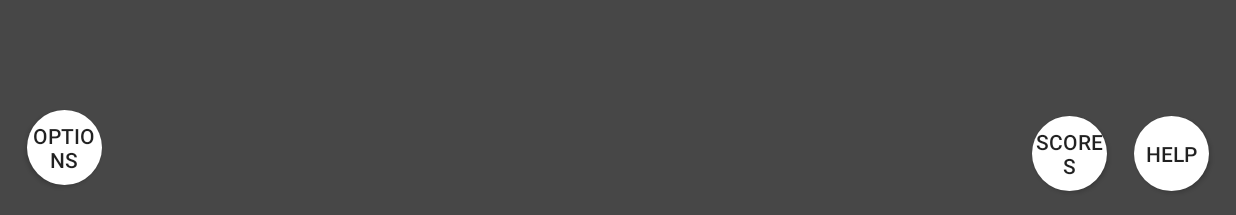
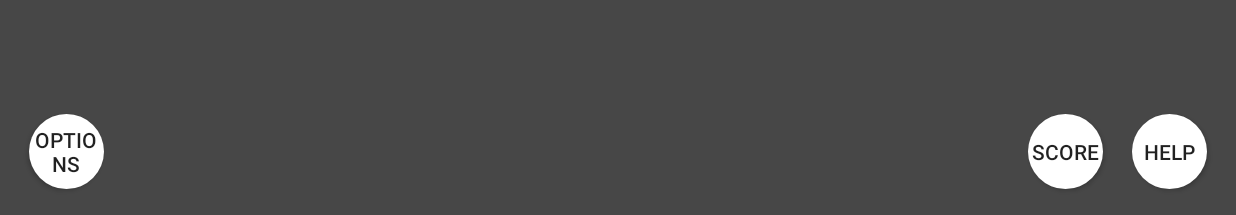
Before and after one commit to Mar25zgav/android-game-exodus, an Android app: the MainMenuActivity screen opened directly, with no data from a screen before it, on a phone screen of 824 x 412 dp (held sideways). Shown: the part 400-615 px from the top of the screen. Run offline under Robolectric (Android 15) with nearby library versions, the phone set to English and light mode, and no system bars.

Commit message:
Version 06, updated main menu, added options, help, scores, each own layout with animation

```diff
--- a/app/src/main/java/com/example/exodus/GameActivity.java
+++ b/app/src/main/java/com/example/exodus/Activities/GameActivity.java
@@ -1,4 +1,4 @@
-package com.example.exodus;
+package com.example.exodus.Activities;
 
 import android.app.Activity;
 import android.content.Intent;
@@ -11,6 +11,9 @@ import android.view.Display;
 import android.view.View;
 import android.widget.Button;
 import android.widget.TextView;
+
+import com.example.exodus.Game;
+import com.example.exodus.GameLoop;
 
 //class MainActivity je vstopna točka za aplikacijo
 public class GameActivity extends Activity{
--- a/app/src/main/java/com/example/exodus/MainMenuActivity.java
+++ b/app/src/main/java/com/example/exodus/Activities/MainMenuActivity.java
@@ -1,13 +1,19 @@
-package com.example.exodus;
+package com.example.exodus.Activities;
 
 import android.app.Activity;
 import android.content.Intent;
+import android.graphics.Point;
 import android.os.Bundle;
+import android.view.Display;
 import android.view.View;
 import android.widget.Button;
 
+import com.example.exodus.GameLoop;
+import com.example.exodus.R;
+
 public class MainMenuActivity extends Activity implements View.OnClickListener{
     Button btn_play, btn_options, btn_scores, btn_help;
+    public static int width, height;
 
     @Override
     protected void onCreate(Bundle savedInstanceState) {
@@ -21,7 +27,13 @@ public class MainMenuActivity extends Activity implements View.OnClickListener{
                         | View.SYSTEM_UI_FLAG_LAYOUT_FULLSCREEN
                         | View.SYSTEM_UI_FLAG_FULLSCREEN);
 
-        setContentView(R.layout.activity_mainmenu);
+        Display display = getWindowManager().getDefaultDisplay();
+        Point size = new Point();
+        display.getSize(size);
+        width = size.x;
+        height = size.y;
+
+        setContentView(R.layout.mainmenu_layout);
 
         //Set buttons
         btn_play = findViewById(R.id.btn_play);
@@ -36,17 +48,19 @@ public class MainMenuActivity extends Activity implements View.OnClickListener{
     }
 
     @Override
-    public void onClick(View v) {
+    public void onClick(View v){
         switch(v.getId()){
             case R.id.btn_play:
                 startGame();
                 break;
             case R.id.btn_options:
-                startActivity(new Intent(MainMenuActivity.this, Options.class));
+                startActivity(new Intent(MainMenuActivity.this, OptionsActivity.class));
                 break;
             case R.id.btn_scores:
+                startActivity(new Intent(MainMenuActivity.this, ScoresActivity.class));
                 break;
             case R.id.btn_help:
+                startActivity(new Intent(MainMenuActivity.this, HelpActivity.class));
                 break;
         }
     }
--- a/app/src/main/java/com/example/exodus/Arena.java
+++ b/app/src/main/java/com/example/exodus/Arena.java
@@ -5,6 +5,8 @@ import android.graphics.Canvas;
 import android.graphics.Color;
 import android.graphics.Paint;
 import android.graphics.Rect;
+
+import com.example.exodus.Activities.GameActivity;
 
 import java.util.ArrayList;
 import java.util.List;
--- a/app/src/main/java/com/example/exodus/Enemy.java
+++ b/app/src/main/java/com/example/exodus/Enemy.java
@@ -2,6 +2,8 @@ package com.example.exodus;
 
 import android.content.Context;
 import androidx.core.content.ContextCompat;
+
+import com.example.exodus.Activities.GameActivity;
 
 /* Enemy is a character which always moves in the direction of the player.
    The enemy class is an extension of a circle, which is an extension of a GameObject */
--- a/app/src/main/java/com/example/exodus/Game.java
+++ b/app/src/main/java/com/example/exodus/Game.java
@@ -7,6 +7,8 @@ import android.view.MotionEvent;
 import android.view.SurfaceHolder;
 import android.view.SurfaceView;
 import androidx.core.content.ContextCompat;
+
+import com.example.exodus.Activities.GameActivity;
 
 import java.util.ArrayList;
 import java.util.Iterator;
--- a/app/src/main/java/com/example/exodus/Hud.java
+++ b/app/src/main/java/com/example/exodus/Hud.java
@@ -5,9 +5,10 @@ import android.graphics.Canvas;
 import android.graphics.Paint;
 import android.graphics.Rect;
 import android.graphics.drawable.Drawable;
-import android.graphics.fonts.Font;
 
 import androidx.core.content.ContextCompat;
+
+import com.example.exodus.Activities.GameActivity;
 
 import java.util.ArrayList;
 
--- a/app/src/main/res/layout/activity_mainmenu.xml
+++ b/app/src/main/res/layout/mainmenu_layout.xml
@@ -5,28 +5,26 @@
     android:layout_width="match_parent"
     android:layout_height="match_parent"
     android:background="@color/background"
-    tools:context=".MainMenuActivity">
+    tools:context=".Activities.MainMenuActivity"
+    android:id="@+id/constraint">
 
     <Button
         android:id="@+id/btn_scores"
         android:layout_width="50dp"
         android:layout_height="50dp"
-        android:layout_marginTop="335dp"
-        android:layout_marginEnd="18dp"
-        android:layout_marginBottom="18dp"
+        android:layout_marginEnd="19dp"
+        android:layout_marginBottom="19dp"
         android:background="@drawable/circle_button"
-        android:text="Scores"
+        android:text="Score"
         app:layout_constraintBottom_toBottomOf="parent"
-        app:layout_constraintEnd_toStartOf="@+id/btn_help"
-        app:layout_constraintTop_toTopOf="parent"
-        app:layout_constraintVertical_bias="1.0" />
+        app:layout_constraintEnd_toStartOf="@+id/btn_help" />
 
     <Button
         android:id="@+id/btn_help"
         android:layout_width="50dp"
         android:layout_height="50dp"
-        android:layout_marginEnd="18dp"
-        android:layout_marginBottom="18dp"
+        android:layout_marginEnd="19dp"
+        android:layout_marginBottom="19dp"
         android:background="@drawable/circle_button"
         android:text="Help"
         app:layout_constraintBottom_toBottomOf="parent"
@@ -36,14 +34,12 @@
         android:id="@+id/btn_options"
         android:layout_width="50dp"
         android:layout_height="50dp"
-        android:layout_marginStart="18dp"
-        android:layout_marginTop="335dp"
-        android:layout_marginBottom="18dp"
+        android:layout_marginStart="19dp"
+        android:layout_marginBottom="19dp"
         android:background="@drawable/circle_button"
         android:text="Options"
         app:layout_constraintBottom_toBottomOf="parent"
-        app:layout_constraintStart_toStartOf="parent"
-        app:layout_constraintTop_toTopOf="parent" />
+        app:layout_constraintStart_toStartOf="parent" />
 
     <Button
         android:id="@+id/btn_play"
```
Also changed, not shown: app/src/main/AndroidManifest.xml (+5 -3 lines), app/src/main/java/com/example/exodus/Activities/HelpActivity.java (added, +28 -0 lines), app/src/main/java/com/example/exodus/Activities/OptionsActivity.java (added, +30 -0 lines), app/src/main/java/com/example/exodus/Activities/ScoresActivity.java (added, +28 -0 lines), app/src/main/java/com/example/exodus/Options.java (deleted, +0 -25 lines), app/src/main/res/layout/activity_options.xml (deleted, +0 -11 lines), app/src/main/res/layout/help_layout.xml (added, +21 -0 lines), app/src/main/res/layout/options_layout.xml (added, +21 -0 lines), app/src/main/res/layout/scores_layout.xml (added, +21 -0 lines).
